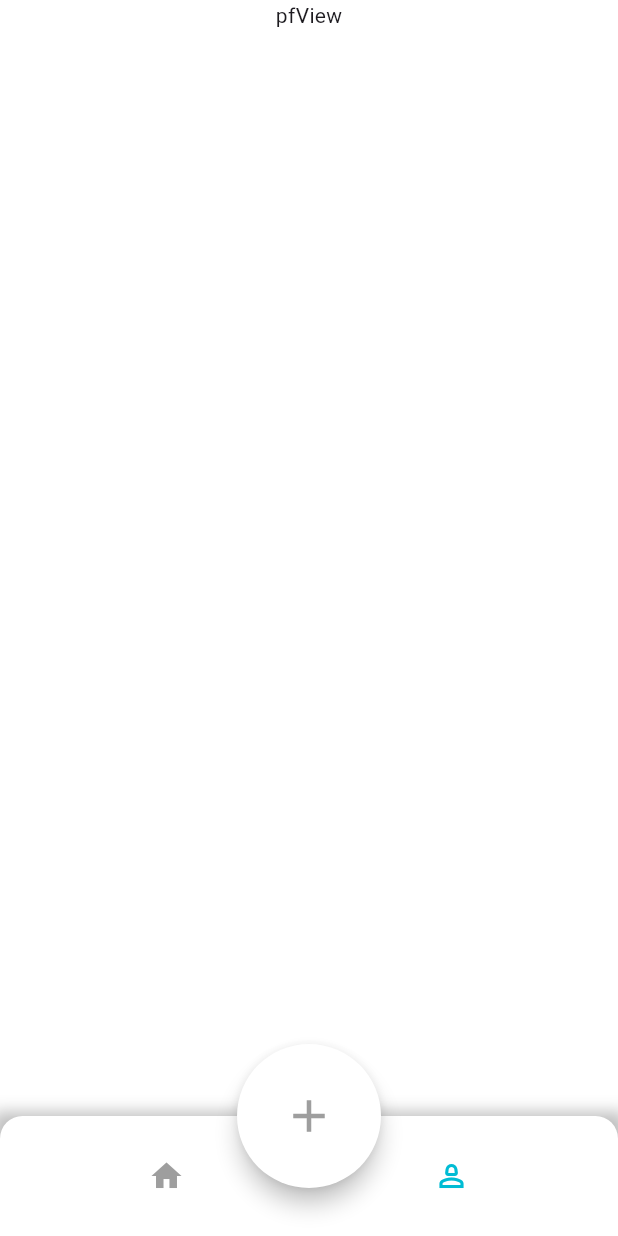
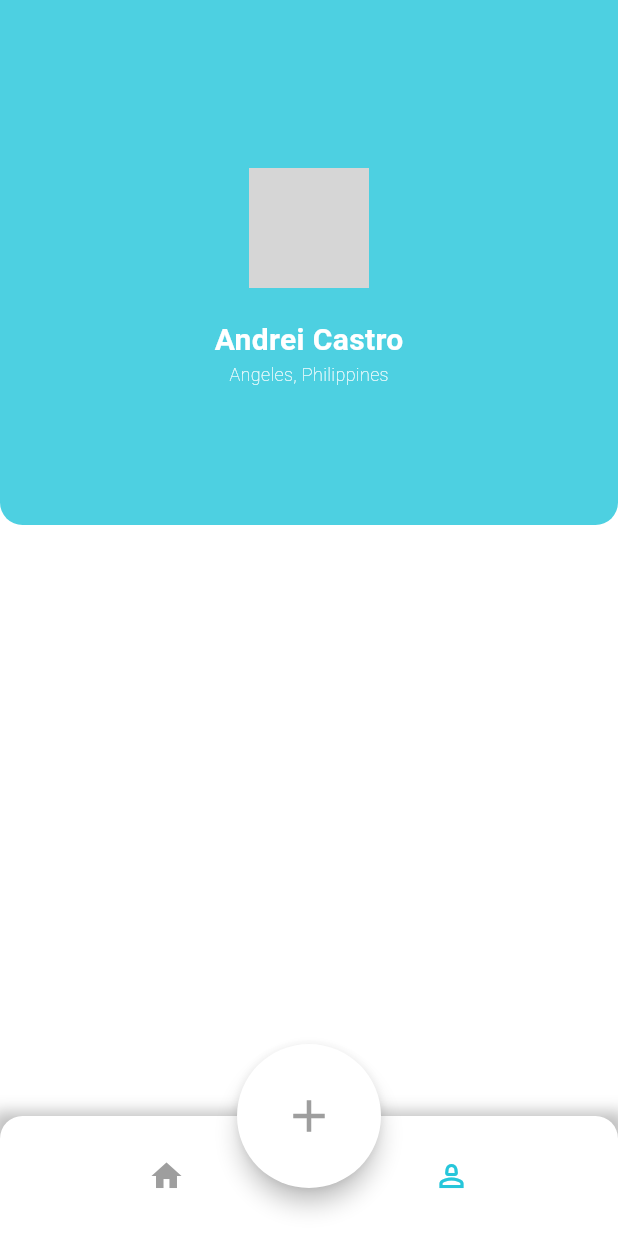
Before and after one commit to louiec612/project_fluttercse10, a Flutter app: the screen it shows after launch, after a tap on the "add" icon, after a tap on the "home" icon, after a tap on the "person 2" icon, on a phone screen of 412 x 824 dp. Run offline on Flutter 3.47's test engine with Material 3 defaults, Android fonts, the phone set to English and light mode, and no system bars; drawn by our look-alikes of zoom_tap_animation; our stand-ins replace google_fonts; network calls fail; grey boxes are pictures that could not be loaded.

Commit message:
rename + profileview update

```diff
--- a/lib/main.dart
+++ b/lib/main.dart
@@ -1,12 +1,13 @@
 import 'package:flutter/material.dart';
 import 'package:zoom_tap_animation/zoom_tap_animation.dart';
-import 'view/fcView.dart';
-import 'view/pfView.dart';
-import 'view/afcView.dart';
+import 'view/flashcardsView.dart';
+import 'view/profileView.dart';
+import 'view/addCardView.dart';
+import 'package:google_fonts/google_fonts.dart';
+
 
 void main() {
   runApp(const MyApp());
-
 }
 
 class MyApp extends StatelessWidget {
@@ -15,7 +16,9 @@ class MyApp extends StatelessWidget {
   @override
   Widget build(BuildContext context) {
     return MaterialApp(
-      theme: ThemeData(useMaterial3: true),
+      theme: ThemeData(
+        primaryColor: Colors.cyan[400],
+      ),
       debugShowCheckedModeBanner: false,
       home: const HomePage(),
     );
@@ -30,35 +33,31 @@ class HomePage extends StatefulWidget {
 }
 
 class _HomePageState extends State<HomePage> {
-
   Color _fabColor = Colors.grey;
-
   PageController _controller = PageController();
   int _currentIndex = 0;
-  void _onPageChanged(int index){
-    setState((){
+  void _onPageChanged(int index) {
+    setState(() {
       _currentIndex = index;
     });
   }
 
-  void _onButtonPressed(int index){
+  void _onButtonPressed(int index) {
     _controller.jumpToPage(index);
     setState(() {
-      _fabColor = _currentIndex == 2 ? Colors.cyan : Colors.grey;
+      _fabColor = _currentIndex == 2 ? Theme.of(context).primaryColor : Colors.grey;
     });
   }
 
-  void _changeColor(){
-
+  void _changeColor() {
     print(_currentIndex);
   }
+
   @override
   Widget build(BuildContext context) {
-
     return Scaffold(
       backgroundColor: Colors.white,
       extendBody: true,
-
       bottomNavigationBar: _bottomAppBar(
         currentIndex: _currentIndex,
         onButtonPressed: _onButtonPressed,
@@ -66,13 +65,10 @@ class _HomePageState extends State<HomePage> {
       floatingActionButton: FloatingActionButton.large(
         backgroundColor: Colors.white,
         foregroundColor: _fabColor,
-        onPressed: (){
+        onPressed: () {
           _onButtonPressed(3);
           _changeColor;
-
-        }
-
-        ,
+        },
         shape: const CircleBorder(),
         child: const Icon(Icons.add),
       ),
@@ -80,7 +76,7 @@ class _HomePageState extends State<HomePage> {
       body: PageView(
         controller: _controller,
         onPageChanged: _onPageChanged,
-          physics: const NeverScrollableScrollPhysics(),
+        physics: const NeverScrollableScrollPhysics(),
         children: const [
           flashcardView(),
           profileView(),
@@ -90,7 +86,6 @@ class _HomePageState extends State<HomePage> {
     );
   }
 }
-
 
 class _bottomAppBar extends StatelessWidget {
   final int currentIndex;
@@ -116,8 +111,8 @@ class _bottomAppBar extends StatelessWidget {
         ],
       ),
       child: ClipRRect(
-        borderRadius:
-        const BorderRadius.only(topRight: Radius.circular(15),topLeft: Radius.circular(15)),
+        borderRadius: const BorderRadius.only(
+            topRight: Radius.circular(15), topLeft: Radius.circular(15)),
         child: BottomAppBar(
           color: Colors.white,
           elevation: 20,
@@ -129,14 +124,14 @@ class _bottomAppBar extends StatelessWidget {
                 child: IconButton(
                   onPressed: () => onButtonPressed(0), // Navigate to page 0
                   icon: const Icon(Icons.home),
-                  color: currentIndex == 0 ? Colors.cyan : Colors.grey,
+                  color: currentIndex == 0 ? Theme.of(context).primaryColor : Colors.grey,
                 ),
               ),
               ZoomTapAnimation(
                 child: IconButton(
                   onPressed: () => onButtonPressed(1), // Navigate to page 1
                   icon: const Icon(Icons.person_2_outlined),
-                  color: currentIndex == 1 ? Colors.cyan : Colors.grey,
+                  color: currentIndex == 1 ? Theme.of(context).primaryColor : Colors.grey,
                 ),
               ),
             ],
--- a/lib/test.dart
+++ b/lib/test.dart
@@ -31,12 +31,12 @@ class _HomeScreenState extends State<HomeScreen> {
   @override
   Widget build(BuildContext context) {
     return Scaffold(
-      appBar: AppBar(title: Text('FAB Color Change Example')),
-      body: Center(child: Text('Press the FAB to change its color!')),
+      appBar: AppBar(title: const Text('FAB Color Change Example')),
+      body: const Center(child: Text('Press the FAB to change its color!')),
       floatingActionButton: FloatingActionButton(
         backgroundColor: _fabColor, // Set the background color
         onPressed: _changeFabColor, // Change color on press
-        child: Icon(Icons.color_lens),
+        child: const Icon(Icons.color_lens),
       ),
     );
   }
--- a/lib/view/fcView.dart
+++ b/lib/view/flashcardsView.dart
@@ -1,4 +1,5 @@
 import 'package:flutter/material.dart';
+
 //VIEW FOR FLASHCARD LISTS
 class flashcardView extends StatefulWidget {
   const flashcardView({super.key});
@@ -11,9 +12,16 @@ class _flashcardViewState extends State<flashcardView> {
   @override
   Widget build(BuildContext context) {
     return Container(
-      child: const Column(
+      child: Column(
         children: [
-          Center(child: Text('fcView'),),
+          Container(
+            width: double.infinity,
+            height: 350,
+            decoration: BoxDecoration(
+              color: Theme.of(context).primaryColor,
+                borderRadius:
+                    const BorderRadius.vertical(bottom: Radius.circular(15))),
+          ),
         ],
       ),
     );
--- a/lib/view/pfView.dart
+++ /dev/null
@@ -1,21 +0,0 @@
-import 'package:flutter/material.dart';
-//VIEW FOR PROFILE
-class profileView extends StatefulWidget {
-  const profileView({super.key});
-
-  @override
-  State<profileView> createState() => _profileViewState();
-}
-
-class _profileViewState extends State<profileView> {
-  @override
-  Widget build(BuildContext context) {
-    return Container(
-      child: const Column(
-        children: [
-          Center(child: Text('pfView'),),
-        ],
-      ),
-    );
-  }
-}
--- /dev/null
+++ b/lib/view/profileView.dart
@@ -0,0 +1,55 @@
+import 'package:flutter/material.dart';
+//VIEW FOR PROFILE
+class profileView extends StatefulWidget {
+  const profileView({super.key});
+
+  @override
+  State<profileView> createState() => _profileViewState();
+}
+
+class _profileViewState extends State<profileView> {
+  @override
+  Widget build(BuildContext context) {
+    return Container(
+      child: Column(
+        children: [
+          Container(
+            width: double.infinity,
+            height: 350,
+            decoration: BoxDecoration(
+                color: Colors.cyan[300],
+                borderRadius:
+                const BorderRadius.vertical(bottom: Radius.circular(15))),
+            child: Column(
+              mainAxisAlignment: MainAxisAlignment.center,
+              children: [
+                SizedBox(height:20),
+                ClipRRect(
+                  borderRadius: BorderRadius.circular(200),
+                  child: Image.network(
+                    'https://pop.inquirer.net/files/2021/05/gigachad.jpg',
+                    width: 80,
+                    height: 80,
+                    fit: BoxFit.cover,
+                  ),
+                ),
+                SizedBox(height:20),
+                const Text('Andrei Castro',style: TextStyle(
+                  color: Colors.white,
+                  fontSize: 20,
+                  fontWeight: FontWeight.w600,
+                ),),
+
+                const Text('Angeles, Philippines',style: TextStyle(
+                  color: Colors.white,
+                  fontSize: 12,
+                  fontWeight: FontWeight.w100,
+                ),),
+              ],
+            ),
+          ),
+        ],
+      ),
+    );
+  }
+}
--- a/pubspec.yaml
+++ b/pubspec.yaml
@@ -36,6 +36,7 @@ dependencies:
   # Use with the CupertinoIcons class for iOS style icons.
   cupertino_icons: ^1.0.8
   zoom_tap_animation: ^1.1.0
+  google_fonts: ^6.2.1
 
 dev_dependencies:
   flutter_test:
```
Also changed, not shown: lib/view/addCardView.dart (renamed from lib/view/afcView.dart), pubspec.lock, 1 other file.
